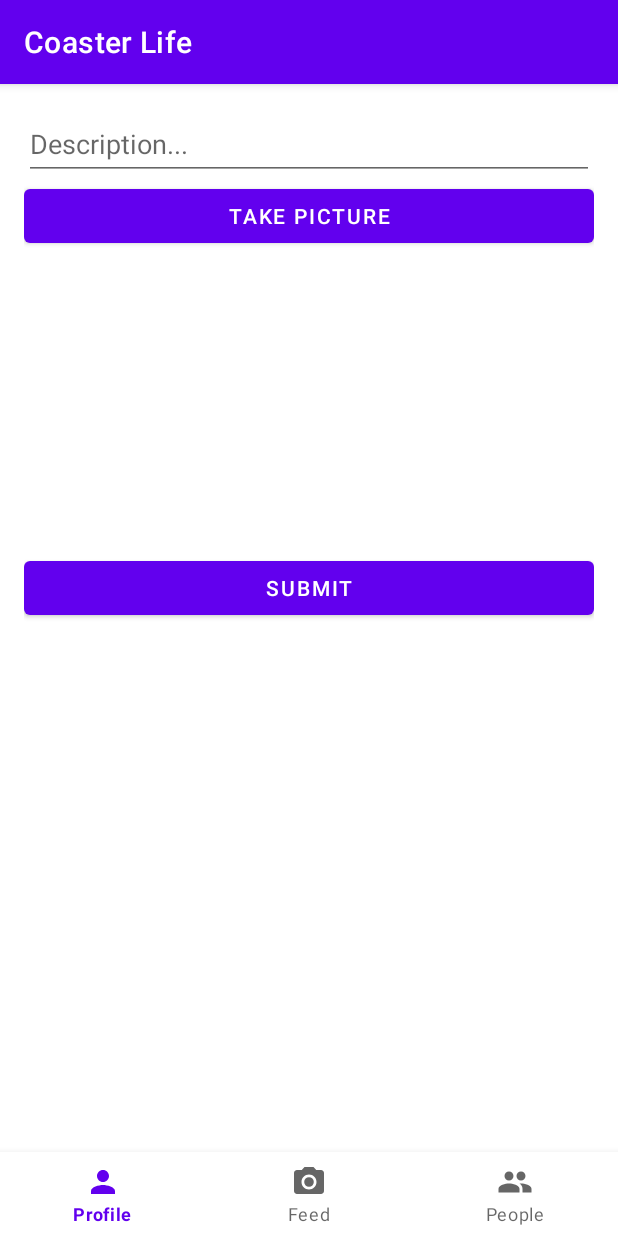
After one commit to Team-Coaster/coaster_life, an Android app: the fragment ComposeFragment placed in its activity, on a phone screen of 412 x 824 dp. The commit adds this screen. Run offline under Robolectric (Android 15) with nearby library versions, the phone set to English and light mode, and no system bars; libraries missing offline, so code that uses them is left out: com.parse.

Commit message:
Create New Posts

```diff
--- /dev/null
+++ b/app/src/main/java/com/teamcoaster/coasterlife/Fragments/ComposeFragment.java
@@ -0,0 +1,212 @@
+package com.teamcoaster.coasterlife.Fragments;
+
+import android.app.Activity;
+import android.content.Intent;
+import android.graphics.Bitmap;
+import android.graphics.BitmapFactory;
+import android.net.Uri;
+import android.os.Bundle;
+
+import androidx.activity.result.ActivityResult;
+import androidx.activity.result.ActivityResultCallback;
+import androidx.activity.result.ActivityResultLauncher;
+import androidx.activity.result.contract.ActivityResultContracts;
+import androidx.annotation.NonNull;
+import androidx.annotation.Nullable;
+import androidx.core.content.FileProvider;
+import androidx.fragment.app.Fragment;
+
+import android.os.Environment;
+import android.provider.MediaStore;
+import android.util.Log;
+import android.view.LayoutInflater;
+import android.view.View;
+import android.view.ViewGroup;
+import android.widget.Button;
+import android.widget.EditText;
+import android.widget.ImageView;
+import android.widget.Toast;
+
+import com.parse.FindCallback;
+import com.parse.ParseException;
+import com.parse.ParseFile;
+import com.parse.ParseQuery;
+import com.parse.ParseUser;
+import com.parse.SaveCallback;
+import com.teamcoaster.coasterlife.Post;
+import com.teamcoaster.coasterlife.R;
+
+import java.io.File;
+import java.util.List;
+
+/**
+ * A simple {@link Fragment} subclass.
+ */
+public class ComposeFragment extends Fragment {
+
+    // TODO: Rename parameter arguments, choose names that match
+    public static final String TAG = "ComposeFragment";
+    public static final int CAPTURE_IMAGE_ACTIVITY_REQUEST_CODE = 42;
+    private EditText etDescription;
+    private Button btnCaptureImage;
+    private ImageView ivPostImage;
+    private Button btnSubmit;
+
+    private File photoFile;
+    public String photoFileName = "photo.jpg";
+
+    // TODO: Rename and change types of parameters
+    private String mParam1;
+    private String mParam2;
+
+
+    public ComposeFragment() {
+        // Required empty public constructor
+    }
+
+//    @Override
+//    public void onCreate(Bundle savedInstanceState) {
+//        super.onCreate(savedInstanceState);
+//
+//    }
+
+    @Override
+    public View onCreateView(LayoutInflater inflater, ViewGroup container,
+                             Bundle savedInstanceState) {
+        // Inflate the layout for this fragment
+        return inflater.inflate(R.layout.fragment_compose, container, false);
+    }
+
+    //This event is triggered soon after onCreateView().
+    //Any view setup should occur here. E.g., view lookups and attaching view listeners.
+    @Override
+    public void onViewCreated(@NonNull View view, @Nullable Bundle savedInstanceState) {
+        super.onViewCreated(view, savedInstanceState);
+
+        etDescription = view.findViewById(R.id.etDescription);
+        btnCaptureImage = view.findViewById(R.id.btnCaptureImage);
+        ivPostImage = view.findViewById(R.id.ivPostImage);
+        btnSubmit = view.findViewById(R.id.btnSubmit);
+
+        btnCaptureImage.setOnClickListener(new View.OnClickListener() {
+            @Override
+            public void onClick(View view) {
+                launchCamera();
+            }
+        });
+
+        //  queryPosts();
+        btnSubmit.setOnClickListener(new View.OnClickListener() {
+            @Override
+            public void onClick(View view) {
+                String description = etDescription.getText().toString();
+                if (description.isEmpty()) {
+                    Toast.makeText(getContext(), "Description cannot be empty", Toast.LENGTH_SHORT).show();
+                    return;
+                }
+                if (photoFile == null || ivPostImage.getDrawable() == null){
+                    Toast.makeText(getContext(), "There is no image!", Toast.LENGTH_SHORT).show();
+                    return;
+                }
+                ParseUser currentUser = ParseUser.getCurrentUser();
+                savePost(description, currentUser, photoFile);
+            }
+        });
+    }
+
+    ActivityResultLauncher<Intent> someActivityResultLauncher = registerForActivityResult(
+            new ActivityResultContracts.StartActivityForResult(),
+            new ActivityResultCallback<ActivityResult>() {
+                @Override
+                public void onActivityResult(ActivityResult result) {
+                    //check if the user took the photo
+                    if (result.getResultCode() == Activity.RESULT_OK) {
+                        //By the point we have the camera photo on disk
+                        Bitmap takenImage = BitmapFactory.decodeFile(photoFile.getAbsolutePath());
+                        //Load the image taken into a preview
+                        ivPostImage.setImageBitmap(takenImage);
+                    } else{
+                        //Result was a failure
+                        Toast.makeText(getContext(), "Picture wasn't taken!", Toast.LENGTH_SHORT).show();
+                    }
+
+                }
+            });
+
+    private void launchCamera() {
+        // create Intent to take a picture and return control to the calling application
+        Intent intent = new Intent(MediaStore.ACTION_IMAGE_CAPTURE);
+        // Create a File reference for future access
+        photoFile = getPhotoFileUri(photoFileName);
+
+        // wrap File object into a content provider
+        // required for API >= 24
+        // See https://guides.codepath.com/android/Sharing-Content-with-Intents#sharing-files-with-api-24-or-higher
+        Uri fileProvider = FileProvider.getUriForFile(getContext(), "com.codepath.fileprovider", photoFile);
+        intent.putExtra(MediaStore.EXTRA_OUTPUT, fileProvider);
+
+        // If you call startActivityForResult() using an intent that no app can handle, your app will crash.
+        // So as long as the result is not null, it's safe to use the intent.
+        //Almost all phones have camera so will always be null
+        if (intent.resolveActivity(getContext().getPackageManager()) != null) {
+            // Start the image capture intent to take photo
+            someActivityResultLauncher.launch(intent);
+            //DEPRECIATED
+            //startActivityForResult(intent, CAPTURE_IMAGE_ACTIVITY_REQUEST_CODE);
+        }
+    }
+
+
+
+    private File getPhotoFileUri(String fileName) {
+        // Get safe storage directory for photos
+        // Use `getExternalFilesDir` on Context to access package-specific directories.
+        // This way, we don't need to request external read/write runtime permissions.
+        File mediaStorageDir = new File(getContext().getExternalFilesDir(Environment.DIRECTORY_PICTURES), TAG);
+
+        // Create the storage directory if it does not exist
+        if (!mediaStorageDir.exists() && !mediaStorageDir.mkdirs()){
+            Log.d(TAG, "failed to create directory");
+        }
+
+        // Return the file target for the photo based on filename
+        return new File(mediaStorageDir.getPath() + File.separator + fileName);
+    }
+
+    private void savePost(String description, ParseUser currentUser, File photoFile) {
+        Post post = new Post();
+        post.setDescription(description);
+        post.setImage( new ParseFile(photoFile));
+        post.setUser(currentUser);
+        post.saveInBackground(new SaveCallback() {
+            @Override
+            public void done(ParseException e) {
+                if (e != null) {
+                    Log.e(TAG, "Error while saving", e);
+                    Toast.makeText(getContext(), "Error while saving!", Toast.LENGTH_SHORT).show();
+                }
+                Log.i(TAG, "Post save was successful!!");
+                etDescription.setText("");
+                ivPostImage.setImageResource(0);
+            }
+        });
+    }
+
+    private void queryPosts() {
+        ParseQuery<Post> query = ParseQuery.getQuery(Post.class);
+        query.include(Post.KEY_USER);
+        query.findInBackground(new FindCallback<Post>() {
+            @Override
+            public void done(List<Post> posts, ParseException e) {
+                if (e != null) {
+                    Log.e(TAG, "Issue with getting posts", e);
+                    return;
+                }
+                for (Post post : posts) {
+                    Log.i(TAG, "Post: " + post.getDescription() + ", username: " + post.getUser().getUsername());
+                }
+            }
+        });
+    }
+
+}
--- /dev/null
+++ b/app/src/main/res/layout/fragment_compose.xml
@@ -0,0 +1,37 @@
+<?xml version="1.0" encoding="utf-8"?>
+<LinearLayout xmlns:android="http://schemas.android.com/apk/res/android"
+    xmlns:tools="http://schemas.android.com/tools"
+    android:layout_width="match_parent"
+    android:layout_height="match_parent"
+    android:orientation="vertical"
+    android:layout_margin="16dp"
+    tools:context=".Fragments.ComposeFragment">
+
+    <EditText
+        android:id="@+id/etDescription"
+        android:layout_width="match_parent"
+        android:layout_height="wrap_content"
+        android:ems="10"
+        android:hint="Description..."
+        android:inputType="textPersonName"
+        android:minHeight="48dp" />
+
+    <Button
+        android:id="@+id/btnCaptureImage"
+        android:layout_width="match_parent"
+        android:layout_height="wrap_content"
+        android:text="Take Picture" />
+
+    <ImageView
+        android:id="@+id/ivPostImage"
+        android:layout_width="match_parent"
+        android:layout_height="200dp"
+        tools:srcCompat="@tools:sample/avatars" />
+
+    <Button
+        android:id="@+id/btnSubmit"
+        android:layout_width="match_parent"
+        android:layout_height="wrap_content"
+        android:text="Submit" />
+
+</LinearLayout>
--- a/app/src/main/res/layout/fragment_feed.xml
+++ b/app/src/main/res/layout/fragment_feed.xml
@@ -6,6 +6,7 @@
     android:layout_marginLeft="10dp"
     android:layout_marginRight="10dp">
     <!--    android:background="@android:color/holo_blue_light">-->
+    <!--    android:id="@+id/content_frame"-->
 
     <ImageButton
         android:id="@+id/composeBtn"
```
Also changed, not shown: app/src/main/java/com/teamcoaster/coasterlife/Fragments/FeedFragment.java (+27 -1 lines).
